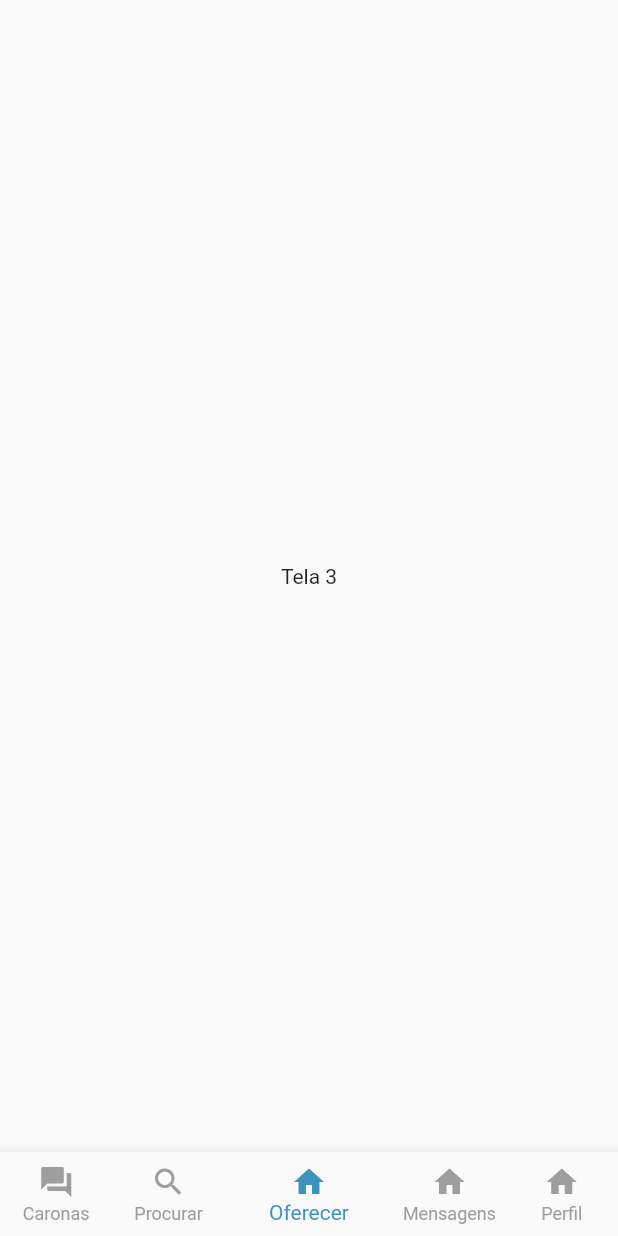
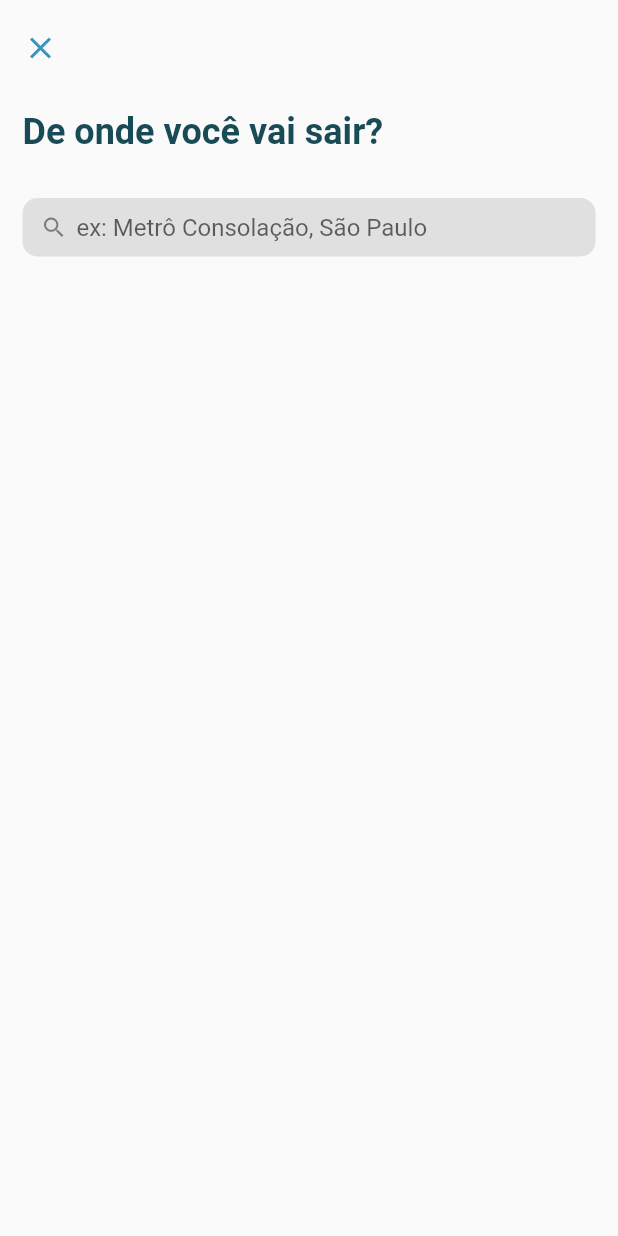
Before and after one commit to claudineibjr/bla_bla_car_clone, a Flutter app: the screen it shows after launch, item 3 of the bottom bar chosen, on a phone screen of 412 x 824 dp. Run offline on Flutter 3.47's test engine with Material 2 defaults, Android fonts, the phone set to English and light mode, and no system bars.

Commit message:
"Offer ride" screen designed

```diff
--- a/lib/ui/screens/home/home_page.dart
+++ b/lib/ui/screens/home/home_page.dart
@@ -1,3 +1,4 @@
+import 'package:bla_bla_car_clone/ui/screens/offer/offer_ride_screen.dart';
 import 'package:bla_bla_car_clone/ui/screens/rides/rides_screen.dart';
 import 'package:bla_bla_car_clone/ui/screens/search/search_screen.dart';
 import 'package:bla_bla_car_clone/ui/utils/colors.dart';
@@ -21,9 +22,7 @@ class _HomePageState extends State<HomePage> {
     screens = [
       RidesScreen(),
       SearchScreen(),
-      Center(
-        child: Text('Tela 3'),
-      ),
+      OfferRideScreen(),
       Center(
         child: Text('Tela 4'),
       ),
@@ -38,7 +37,17 @@ class _HomePageState extends State<HomePage> {
     return Scaffold(
       bottomNavigationBar: BottomNavigationBar(
         currentIndex: currentTabIndex,
-        onTap: (int index) => setState(() => currentTabIndex = index),
+        onTap: (int index) {
+          if (index != 2) {
+            setState(() => currentTabIndex = index);
+          } else {
+            Navigator.of(context).push(
+              MaterialPageRoute(
+                builder: (BuildContext context) => OfferRideScreen(),
+              ),
+            );
+          }
+        },
         showSelectedLabels: true,
         showUnselectedLabels: true,
         selectedItemColor: ThemeColors.mainColor,
@@ -53,7 +62,7 @@ class _HomePageState extends State<HomePage> {
             title: Text('Procurar'),
           ),
           BottomNavigationBarItem(
-            icon: Icon(Icons.home),
+            icon: Icon(Icons.add_circle_outline),
             title: Text('Oferecer'),
           ),
           BottomNavigationBarItem(
--- /dev/null
+++ b/lib/ui/screens/offer/offer_ride_screen.dart
@@ -0,0 +1,88 @@
+import 'package:bla_bla_car_clone/ui/utils/colors.dart';
+import 'package:flutter/material.dart';
+
+class OfferRideScreen extends StatefulWidget {
+  @override
+  _OfferRideScreenState createState() => _OfferRideScreenState();
+}
+
+class _OfferRideScreenState extends State<OfferRideScreen> {
+  @override
+  Widget build(BuildContext context) {
+    return Scaffold(
+      body: SafeArea(
+        child: Padding(
+          padding: EdgeInsets.symmetric(
+            vertical: 20.0,
+            horizontal: 15.0,
+          ),
+          child: Column(
+            crossAxisAlignment: CrossAxisAlignment.start,
+            children: <Widget>[
+              GestureDetector(
+                onTap: () => Navigator.of(context).pop(),
+                child: Icon(
+                  Icons.close,
+                  color: ThemeColors.mainColor,
+                ),
+              ),
+              SizedBox(height: 30),
+              Text(
+                'De onde você vai sair?',
+                style: TextStyle(
+                  color: ThemeColors.secondaryColor,
+                  fontSize: 24,
+                  fontWeight: FontWeight.bold,
+                ),
+              ),
+              SizedBox(height: 30),
+              TextFormField(
+                initialValue: '',
+                decoration: InputDecoration(
+                  prefixIcon: Padding(
+                    padding: EdgeInsets.symmetric(horizontal: 12.0),
+                    child: Icon(
+                      Icons.search,
+                    ),
+                  ),
+                  prefixIconConstraints: BoxConstraints(
+                    maxWidth: 36,
+                    maxHeight: 24,
+                  ),
+                  // prefix: Icon(
+                  //   Icons.search,
+                  // ),
+                  isDense: true,
+                  hintText: 'ex: Metrô Consolação, São Paulo',
+                  filled: true,
+                  fillColor: Colors.grey[300],
+                  contentPadding: EdgeInsets.symmetric(
+                    horizontal: 15,
+                    vertical: 10,
+                  ),
+                  enabledBorder: OutlineInputBorder(
+                    borderSide: BorderSide(
+                      style: BorderStyle.none,
+                    ),
+                    borderRadius: BorderRadius.all(
+                      Radius.circular(10),
+                    ),
+                  ),
+
+                  focusedBorder: OutlineInputBorder(
+                    borderSide: BorderSide(
+                      style: BorderStyle.none,
+                    ),
+                    borderRadius: BorderRadius.all(
+                      Radius.circular(10),
+                    ),
+                  ),
+                ),
+              ),
+            ],
+          ),
+        ),
+      ),
+    );
+  }
+}
```
